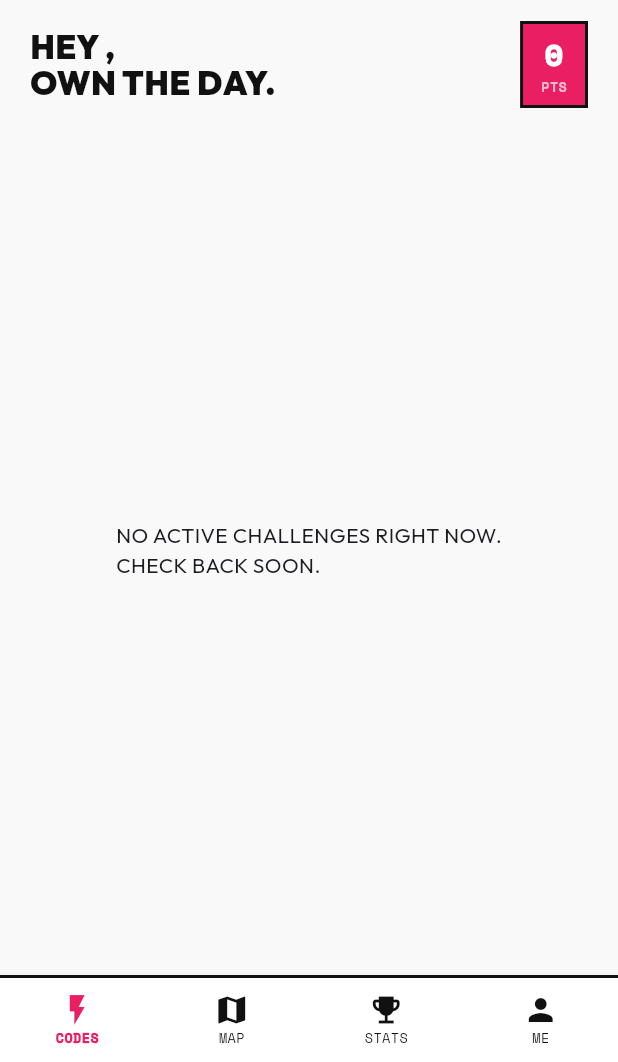
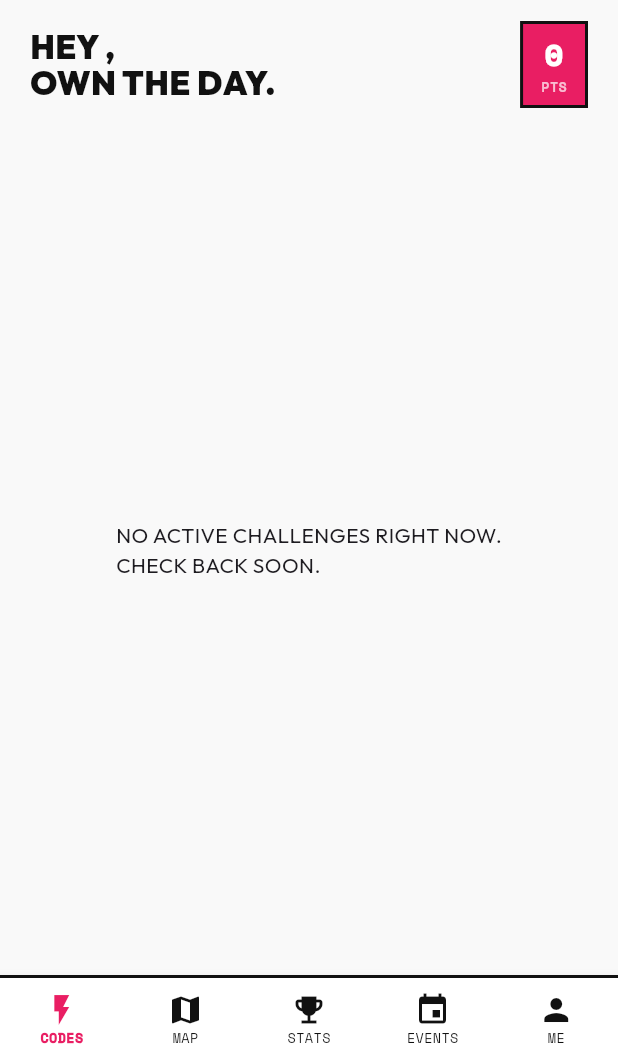
Before and after one commit to R-Crypt/SocialCode, a Flutter app: the screen it shows once a user with an empty profile is signed in, on a phone screen of 412 x 824 dp, the part 174-1236 px from its top. Run offline on Flutter 3.47's test engine with Material 3 defaults, Android fonts, the phone set to English and light mode, and no system bars; our stand-ins replace cached_network_image, equatable, flutter_bloc, flutter_map, geolocator, google_fonts and 5 more; missing offline and left inert: dart:html; accounts and stored records are empty; network calls fail.

Commit message:
fix: add Events tab to Dashboard navigation

```diff
--- a/lib/features/auth/screens/dashboard_screen.dart
+++ b/lib/features/auth/screens/dashboard_screen.dart
@@ -11,6 +11,7 @@ import 'package:social_code/features/panels/creator_panel.dart';
 import 'package:social_code/features/panels/admin_panel.dart';
 import 'package:social_code/features/reporting/screens/civic_reporter_screen.dart';
 import 'package:social_code/features/auth/screens/profile_screen.dart';
+import 'package:social_code/features/events/screens/events_list_screen.dart';
 
 class DashboardScreen extends StatefulWidget {
   final AppUser user;
@@ -151,6 +152,7 @@ class _DashboardScreenState extends State<DashboardScreen> {
       const _NavItem(icon: Icons.flash_on, label: 'CODES'),
       const _NavItem(icon: Icons.map, label: 'MAP'),
       const _NavItem(icon: Icons.emoji_events, label: 'STATS'),
+      const _NavItem(icon: Icons.event, label: 'EVENTS'),
     ];
 
     if (widget.user.role == UserRole.creator) {
@@ -172,6 +174,8 @@ class _DashboardScreenState extends State<DashboardScreen> {
       case 2:
         return const LeaderboardScreen();
       case 3:
+        return EventsListScreen(user: widget.user);
+      case 4:
         if (widget.user.role == UserRole.creator) {
           return CreatorPanel(user: widget.user);
         } else if (widget.user.role == UserRole.admin) {
@@ -180,9 +184,9 @@ class _DashboardScreenState extends State<DashboardScreen> {
             onNavigateToCodes: () => setState(() => _selectedIndex = 0),
           );
         }
-        return ProfileScreen(user: widget.user); // Index 3 for Citizen is Profile
-      case 4:
-        return ProfileScreen(user: widget.user); // Index 4 for Creator/Admin is Profile
+        return ProfileScreen(user: widget.user); // Citizen
+      case 5:
+        return ProfileScreen(user: widget.user); // Creator/Admin
       default:
         return ChallengesListScreen(user: widget.user);
     }
```
